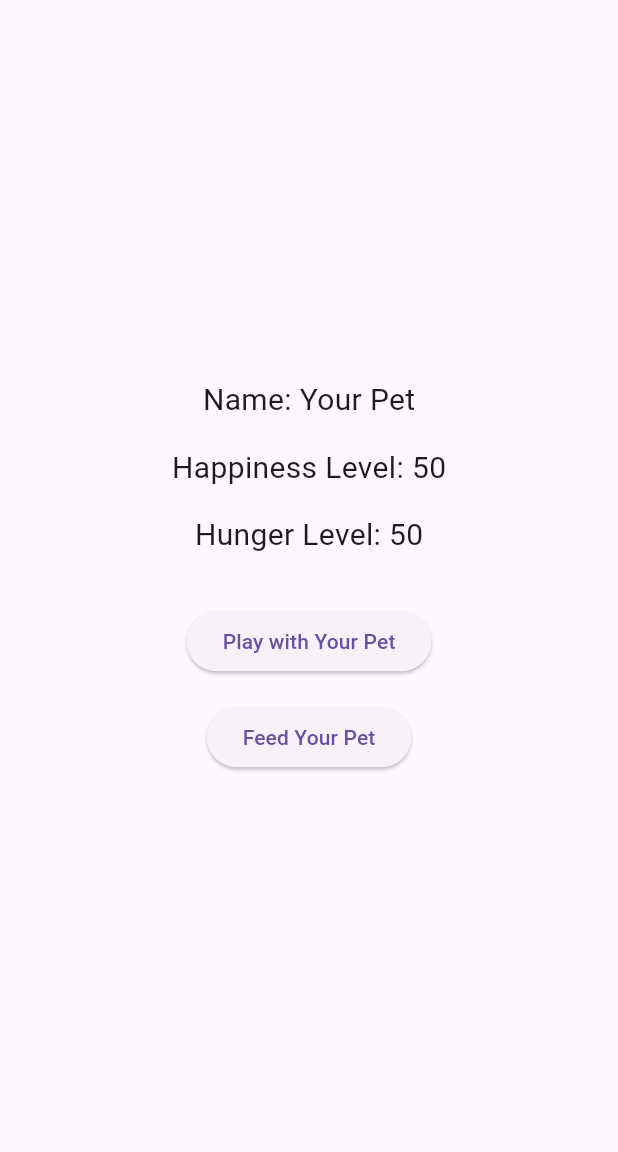
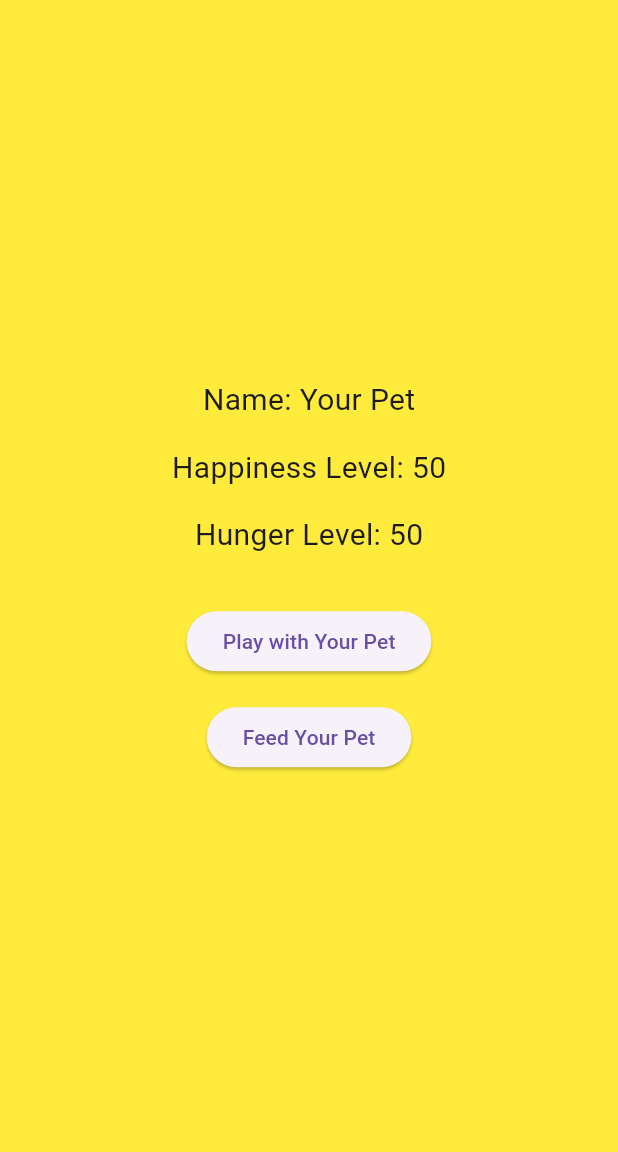
Before and after one commit to SteveT2023/DigitalPetApp, a Flutter app: the screen it shows after launch, on a phone screen of 412 x 824 dp, the part 84-1236 px from its top. Run offline on Flutter 3.47's test engine with Material 3 defaults, Android fonts, the light colour scheme and no system bars.

Commit message:
Dynamic pet color change

```diff
--- a/digitalpetapp/lib/main.dart
+++ b/digitalpetapp/lib/main.dart
@@ -54,12 +54,24 @@
     }
   }
 
+  // Determine the background color based on happiness level
+  Color _getBackgroundColor() {
+    if (happinessLevel > 70) {
+      return Colors.green; // Happy
+    } else if (happinessLevel >= 30) {
+      return Colors.yellow; // Neutral
+    } else {
+      return Colors.red; // Unhappy
+    }
+  }
+
   @override
   Widget build(BuildContext context) {
     return Scaffold(
       appBar: AppBar(
         title: Text('Digital Pet'),
       ),
+      backgroundColor: _getBackgroundColor(),
       body: Center(
         child: Column(
           mainAxisAlignment: MainAxisAlignment.center,
```
